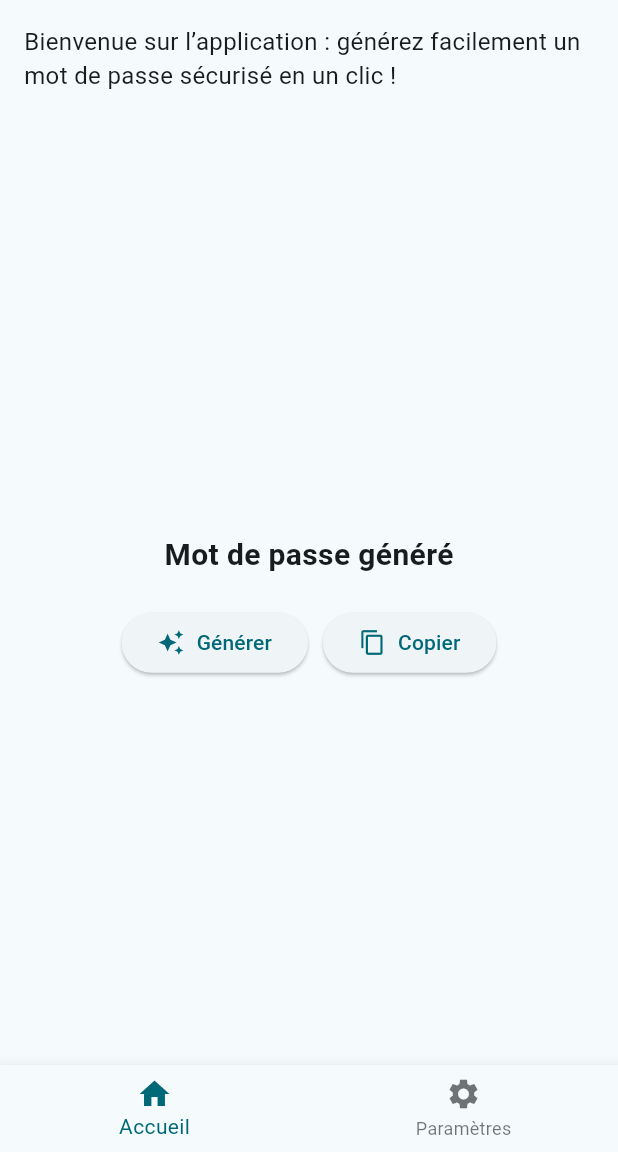
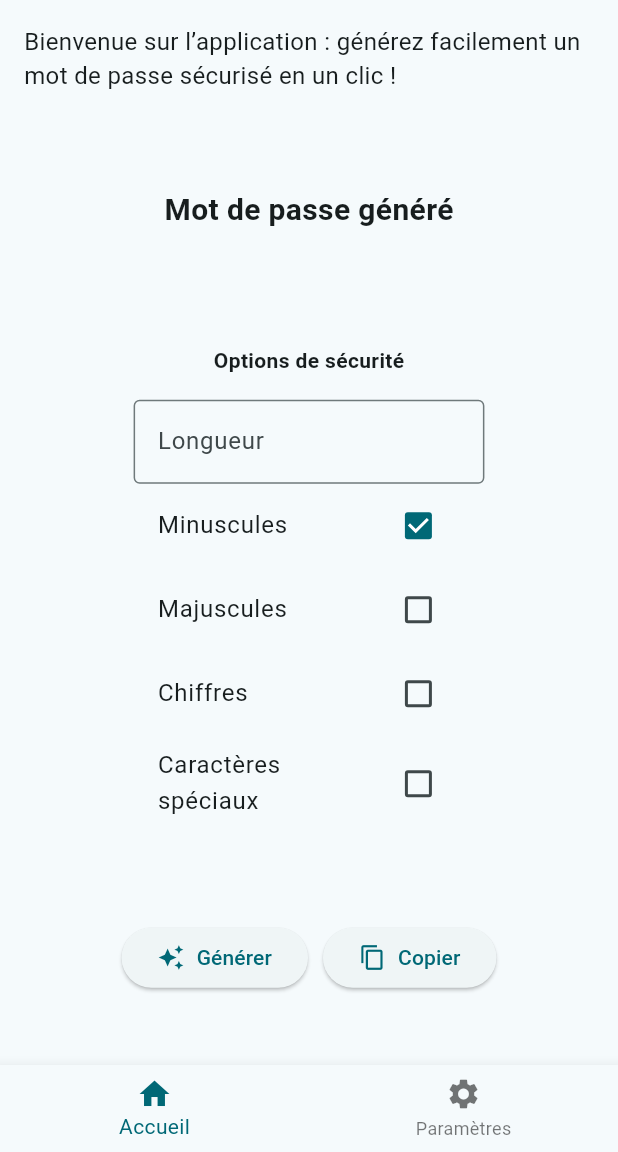
Before and after one commit to lowan-qrt/Mdp-generator-flutter, a Flutter app: the screen it shows after launch, on a phone screen of 412 x 824 dp, the part 84-1236 px from its top. Run offline on Flutter 3.47's test engine with Material 3 defaults, Android fonts, the phone set to English and light mode, and no system bars.

Commit message:
Refactor MyHomePage to StatefulWidget, add password generation options with checkboxes and input field for length. Update UI elements for better organization and clarity.

```diff
--- a/lib/main.dart
+++ b/lib/main.dart
@@ -1,4 +1,5 @@
 import 'package:flutter/material.dart';
+import 'package:flutter/services.dart';
 
 void main() {
   runApp(const MyApp());
@@ -19,17 +20,27 @@ class MyApp extends StatelessWidget {
   }
 }
 
-class MyHomePage extends StatelessWidget {
+class MyHomePage extends StatefulWidget {
   const MyHomePage({super.key, required this.title});
 
   final String title;
+
+  @override
+  State<MyHomePage> createState() => _MyHomePage();
+}
+
+class _MyHomePage extends State<MyHomePage> {
+  bool _hasLower = true;
+  bool _hasUpper = false;
+  bool _hasNumbers = false;
+  bool _hasSpecial = false;
 
   @override
   Widget build(BuildContext context) {
     return Scaffold(
       appBar: AppBar(
         backgroundColor: Theme.of(context).colorScheme.inversePrimary,
-        title: Text(title),
+        title: Text(widget.title),
       ),
       body: Center(
         child: Column(
@@ -43,28 +54,81 @@ class MyHomePage extends StatelessWidget {
               ),
             ),
             Expanded(
-              child: Container(
-                // decoration: BoxDecoration(
+              // child:
+              // Container(
+              // decoration: BoxDecoration(                           // visu pour m'aider
               //   border: Border.all(color: Colors.red, width: 2),
               //   borderRadius: BorderRadius.circular(8),
               // ),
               child: Column(
+                spacing: 60,
                 mainAxisAlignment: MainAxisAlignment.center,
                 children: [
                   Row(
                     mainAxisAlignment: MainAxisAlignment.center,
+                    crossAxisAlignment: CrossAxisAlignment.center,
                     children: [
-                        Padding(
-                          padding: const EdgeInsets.symmetric(vertical: 20.0),
-                          child: Text(
+                      Text(
                         "Mot de passe généré",
                         style: const TextStyle(
                           fontWeight: FontWeight.bold,
                           fontSize: 20,
                         ),
                       ),
+                    ],
+                  ),
+                  IntrinsicWidth(
+                    // (width: fit-content)
+                    child: Column(
+                      mainAxisSize: MainAxisSize.min,
+                      children: [
+                        Padding(
+                          padding: const EdgeInsets.symmetric(vertical: 16),
+                          child: Text(
+                            "Options de sécurité",
+                            style: TextStyle(fontWeight: FontWeight.bold),
+                          ),
+                        ),
+                        TextField(
+                          keyboardType: TextInputType.number,
+                          inputFormatters: [
+                            FilteringTextInputFormatter.digitsOnly,
+                          ],
+                          decoration: InputDecoration(
+                            labelText: "Longueur",
+                            hintText: "Ex: 12",
+                            border: OutlineInputBorder(),
+                          ),
+                          onChanged: (value) {
+                            int length = int.tryParse(value) ?? 1;
+                            print("Nouvelle longueur : $length");
+                          },
+                        ),
+                        OptionCheckBox(
+                          label: 'Minuscules',
+                          value: _hasLower,
+                          onChanged: (val) =>
+                              setState(() => (_hasLower = val!)),
+                        ),
+                        OptionCheckBox(
+                          label: 'Majuscules',
+                          value: _hasUpper,
+                          onChanged: (val) => setState(() => _hasUpper = val!),
+                        ),
+                        OptionCheckBox(
+                          label: 'Chiffres',
+                          value: _hasNumbers,
+                          onChanged: (val) =>
+                              setState(() => _hasNumbers = val!),
+                        ),
+                        OptionCheckBox(
+                          label: 'Caractères spéciaux',
+                          value: _hasSpecial,
+                          onChanged: (val) =>
+                              setState(() => (_hasSpecial = val!)),
                         ),
                       ],
+                    ),
                   ),
                   Row(
                     mainAxisAlignment: MainAxisAlignment.center,
@@ -92,11 +156,12 @@ class MyHomePage extends StatelessWidget {
                           ],
                         ),
                       ),
+                      // MyLabeledCheckbox(label: "Test", value: true, onChanged: (val) {})
                     ],
                   ),
                 ],
               ),
-              ),
+              // ),
             ),
           ],
         ),
@@ -113,3 +178,25 @@ class MyHomePage extends StatelessWidget {
     );
   }
 }
+
+class OptionCheckBox extends StatelessWidget {
+  const OptionCheckBox({
+    super.key,
+    required this.label,
+    required this.value,
+    required this.onChanged,
+  });
+
+  final String label;
+  final bool value;
+  final ValueChanged<bool?> onChanged;
+
+  @override
+  Widget build(BuildContext context) {
+    return CheckboxListTile(
+      value: value,
+      title: Text(label),
+      onChanged: onChanged,
+    );
+  }
+}
```
Lines whose indentation alone changed are shown as unchanged.
